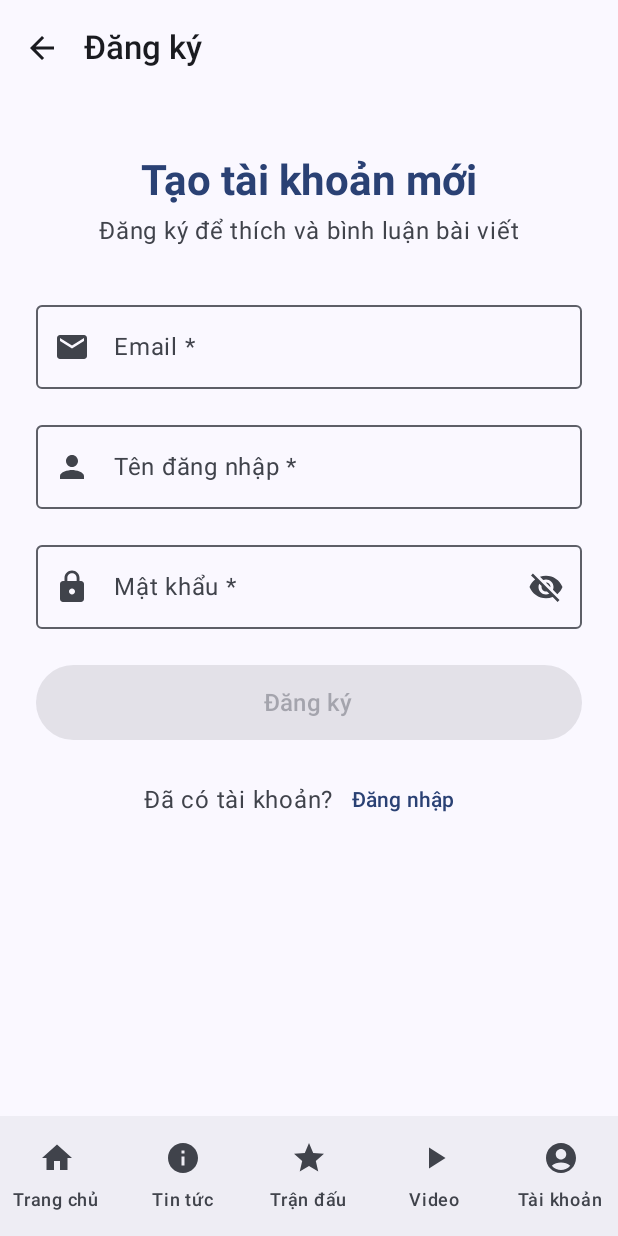
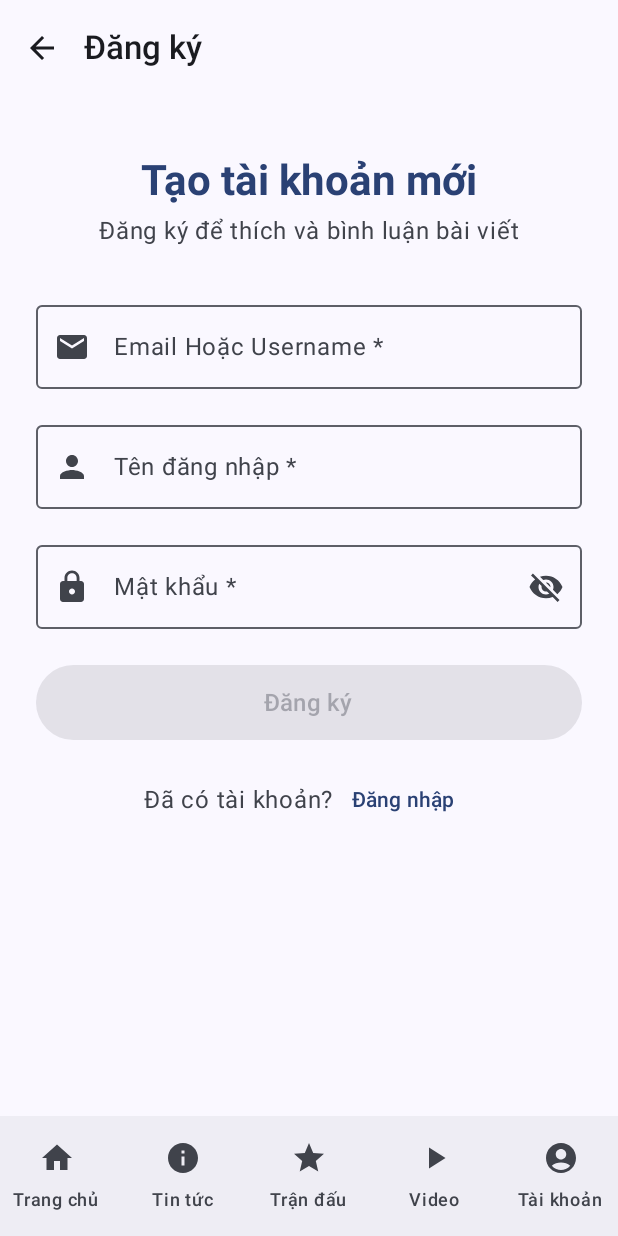
Before and after one commit to nhuuduc/AppSportsNews, an Android app built with Jetpack Compose: the RegisterScreen screen opened through its navigation route, on a phone screen of 412 x 824 dp. Run offline under Robolectric (Android 15) with nearby library versions, the phone set to English and light mode, and no system bars; our stand-ins replace Dagger/Hilt's generated code, accompanist, paging; network calls fail; pictures from the network do not load.

Commit message:
update icon app

```diff
--- a/app/src/main/java/com/nhd/news/ui/screens/auth/RegisterScreen.kt
+++ b/app/src/main/java/com/nhd/news/ui/screens/auth/RegisterScreen.kt
@@ -108,10 +108,10 @@ fun RegisterScreen(
             OutlinedTextField(
                 value = email,
                 onValueChange = { email = it },
-                label = { Text("Email *") },
-                placeholder = { Text("example@email.com") },
+                label = { Text("Email Hoặc Username *") },
+                placeholder = { Text("example@email.com hoặc username") },
                 leadingIcon = {
-                    Icon(Icons.Default.Email, contentDescription = "Email")
+                    Icon(Icons.Default.Email, contentDescription = "Email Hoặc Username")
                 },
                 keyboardOptions = KeyboardOptions(
                     keyboardType = KeyboardType.Email,
```
Also changed, not shown: app/src/main/res/mipmap-hdpi/ic_launcher.png, app/src/main/res/mipmap-hdpi/ic_launcher_round.png, app/src/main/res/mipmap-mdpi/ic_launcher.png, app/src/main/res/mipmap-mdpi/ic_launcher_round.png, app/src/main/res/mipmap-xhdpi/ic_launcher.png, app/src/main/res/mipmap-xhdpi/ic_launcher_round.png, app/src/main/res/mipmap-xxhdpi/ic_launcher.png, app/src/main/res/mipmap-xxhdpi/ic_launcher_round.png, app/src/main/res/mipmap-xxxhdpi/ic_launcher.png, app/src/main/res/mipmap-xxxhdpi/ic_launcher_round.png.
